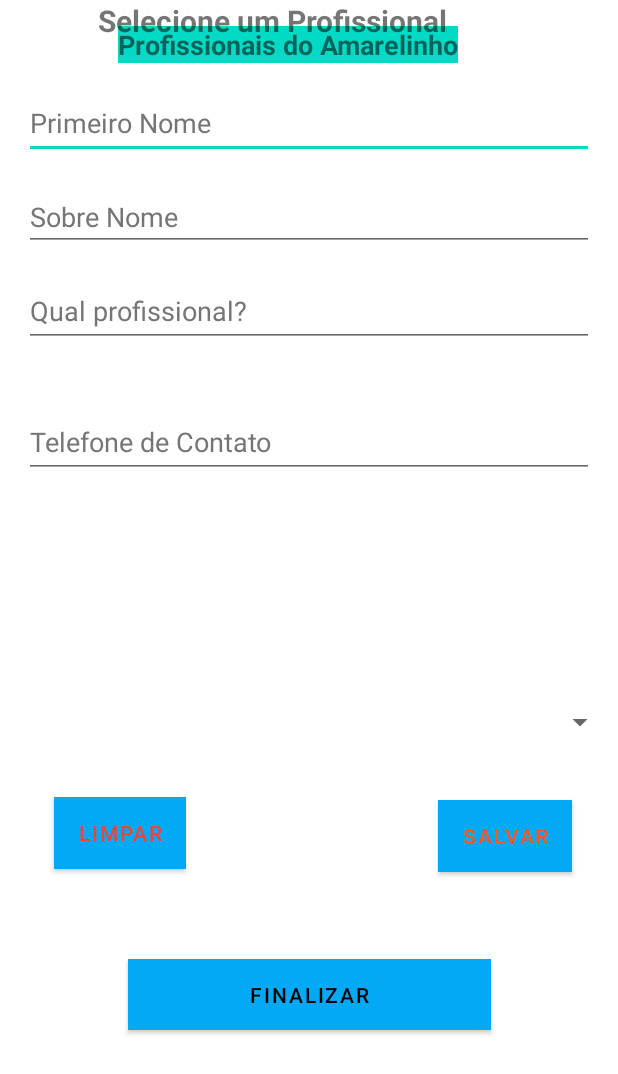
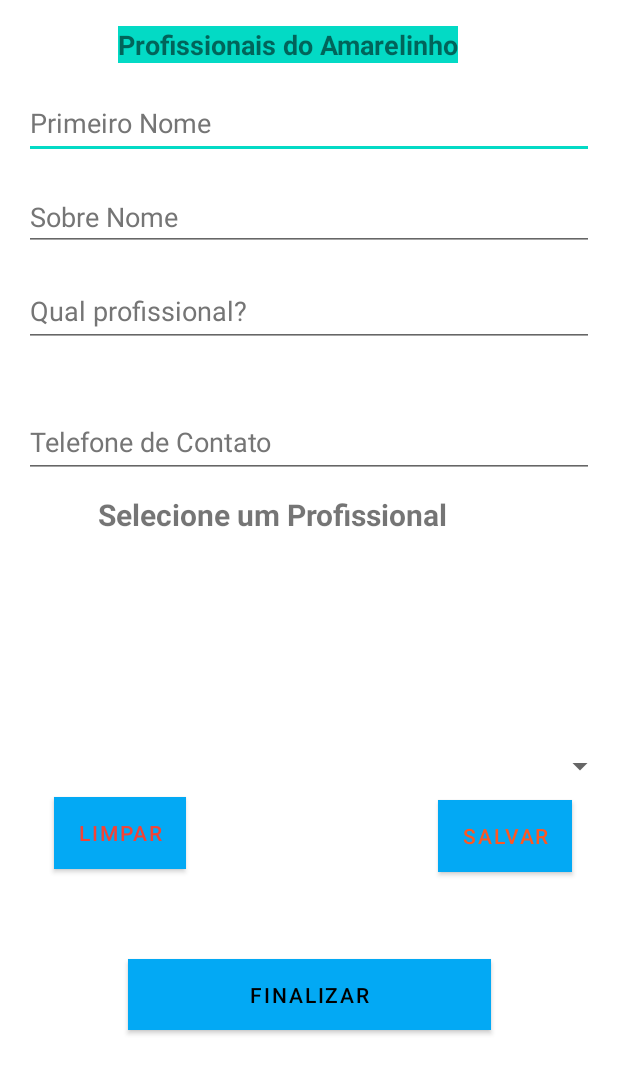
Before and after one commit to renatobrasil1/Curso-Desenvolvimento-Android, an Android app: the layout activity_main.xml on its own in the app's theme, with its tools: preview values and no code run, on a phone screen of 412 x 824 dp. Shown: the top 1074 px of the screen. Run offline under Robolectric (Android 15) with nearby library versions, the phone set to English and light mode, and no system bars.

Commit message:
Adicinando algumas anotaçoes

```diff
--- a/Applistamotociclista/app/src/main/java/renato/brasil/com/br/applistamotociclista/MainActivity.java
+++ b/Applistamotociclista/app/src/main/java/renato/brasil/com/br/applistamotociclista/MainActivity.java
@@ -45,7 +45,7 @@ public class MainActivity extends Activity {
     @Override
     protected void onCreate(Bundle savedInstanceState) {
         super.onCreate(savedInstanceState);
-        setContentView(R.layout.activity_spinner);
+        setContentView(R.layout.activity_spinner); // ao iniciar chama atela activity_spinner
 
         preferences = getSharedPreferences(NOME_PREFERENCES,0); // o zero é para leitura e escrita
          SharedPreferences.Editor listaVip = preferences.edit(); // criando o editor
--- a/Applistamotociclista/app/src/main/res/layout/activity_main.xml
+++ b/Applistamotociclista/app/src/main/res/layout/activity_main.xml
@@ -84,16 +84,20 @@
         app:layout_constraintStart_toStartOf="parent"
         app:layout_constraintTop_toBottomOf="@+id/editQualProfissional"
         app:layout_constraintVertical_bias="0.105" />
+
     <TextView
         android:id="@+id/textView"
         android:layout_width="281dp"
-        android:layout_height="39dp"
-        android:text="Selecione um Profissional"
+        android:layout_height="0dp"
+        android:layout_marginTop="329dp"
+        android:layout_marginBottom="38dp"
+        android:text="@string/selecione_um_profissional"
         android:textSize="20sp"
         android:textStyle="bold"
+        app:layout_constraintBottom_toTopOf="@+id/spinner"
         app:layout_constraintEnd_toEndOf="parent"
         app:layout_constraintStart_toStartOf="parent"
-        tools:layout_editor_absoluteY="329dp" />
+        app:layout_constraintTop_toTopOf="parent" />
 
     <Spinner
         android:id="@+id/spinner"
@@ -101,8 +105,8 @@
         android:layout_height="wrap_content"
         android:layout_marginStart="16dp"
         android:layout_marginEnd="16dp"
-        android:layout_marginBottom="40dp"
-        app:layout_constraintBottom_toTopOf="@+id/btnSalvar"
+        android:layout_marginBottom="301dp"
+        app:layout_constraintBottom_toBottomOf="parent"
         app:layout_constraintEnd_toEndOf="parent"
         app:layout_constraintStart_toStartOf="parent"
         app:layout_constraintTop_toBottomOf="@+id/textView"
--- a/Applistamotociclista/app/src/main/res/values/strings.xml
+++ b/Applistamotociclista/app/src/main/res/values/strings.xml
@@ -9,4 +9,5 @@
     <string name="txt_btn_salvar">SALVAR</string>
     <string name="txt_btn_finalizar">FINALIZAR</string>
     <string name="txt_selecione_um_profissional">Selecione um Profissional...</string>
+    <string name="selecione_um_profissional">Selecione um Profissional</string>
 </resources>
```
